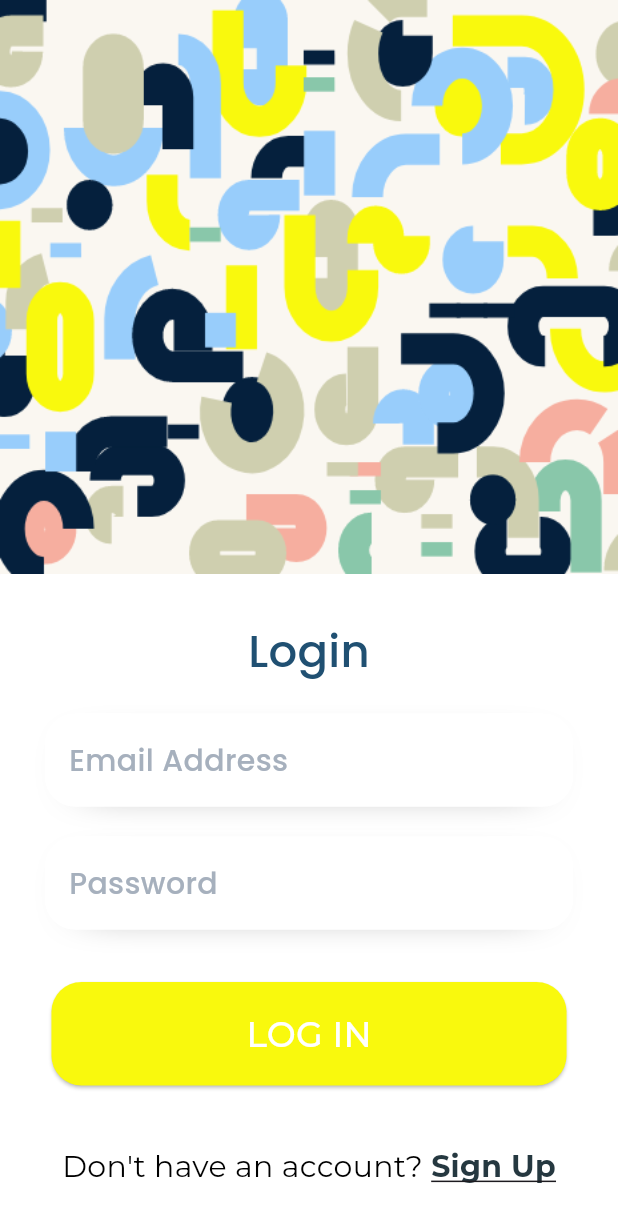
After one commit to ChanhXaoSa/ArtWorkSellingFlutter, a Flutter app: the LoginScreen screen opened directly, on a phone screen of 412 x 824 dp. The commit adds this screen. Shown: the top 1222 px of the screen. Run offline on Flutter 3.47's test engine with Material 3 defaults, Android fonts, the phone set to English and light mode, and no system bars; our stand-ins replace flutter_rating_bar, font_awesome_flutter, google_fonts; missing offline and left inert: dart:ffi.

Commit message:
update login

```diff
--- a/lib/introduction_animation/components/center_next_button.dart
+++ b/lib/introduction_animation/components/center_next_button.dart
@@ -1,4 +1,5 @@
 import 'package:animations/animations.dart';
+import 'package:aws_flutter/login_screen.dart';
 import 'package:flutter/material.dart';
 
 class CenterNextButton extends StatelessWidget {
@@ -145,7 +146,14 @@ class CenterNextButton extends StatelessWidget {
                       fontWeight: FontWeight.normal,
                     ),
                   ),
-                  Text(
+                  TextButton(
+                      onPressed: () {
+                        Navigator.push(
+                            context,
+                            MaterialPageRoute(builder: (context) => LoginScreen()),
+                        );
+                      },
+                      child: Text(
                         'Login',
                         style: TextStyle(
                           color: Color(0xff132137),
@@ -153,6 +161,7 @@ class CenterNextButton extends StatelessWidget {
                           fontWeight: FontWeight.bold,
                         ),
                       ),
+                  )
                 ],
               ),
             ),
--- a/lib/introduction_animation/introduction_animation_screen.dart
+++ b/lib/introduction_animation/introduction_animation_screen.dart
@@ -5,6 +5,7 @@ import 'package:aws_flutter/introduction_animation/components/relax_view.dart';
 import 'package:aws_flutter/introduction_animation/components/splash_view.dart';
 import 'package:aws_flutter/introduction_animation/components/top_back_skip_view.dart';
 import 'package:aws_flutter/introduction_animation/components/welcome_view.dart';
+import 'package:aws_flutter/login_screen.dart';
 import 'package:flutter/material.dart';
 
 class IntroductionAnimationScreen extends StatefulWidget {
@@ -112,6 +113,9 @@ class _IntroductionAnimationScreenState
   }
 
   void _signUpClick() {
-    Navigator.pop(context);
+    Navigator.push(
+      context,
+      MaterialPageRoute(builder: (context) => LoginScreen()),
+    );
   }
 }
--- /dev/null
+++ b/lib/login_screen.dart
@@ -0,0 +1,218 @@
+import 'dart:ffi';
+
+import 'package:aws_flutter/widgets/constants.dart';
+import 'package:flutter/material.dart';
+import 'package:google_fonts/google_fonts.dart';
+
+class LoginScreen extends StatefulWidget  {
+  @override
+  _LoginScreenState createState() => _LoginScreenState();
+}
+
+class _LoginScreenState extends State<LoginScreen>{
+  @override
+  void initState() {
+    super.initState();
+  }
+
+  @override
+  Widget build(BuildContext context) {
+    return Scaffold(
+      body: Container(
+        child: Column(
+          children: <Widget>[_topBar, _bottomBar],
+        ),
+      ),
+    );
+  }
+
+  Widget get _topBar => Container(
+    child: Column(
+      children: [
+        Image.asset(
+          UIGuide.patternimg,
+          fit: BoxFit.fitHeight,
+        ),
+      ],
+    ),
+  );
+
+  Widget get _bottomBar => Expanded(
+    child: Container(
+      width: double.infinity,
+      height: double.infinity,
+      decoration: BoxDecoration(
+        color: Colors.white,
+        borderRadius: BorderRadius.only(topLeft: Radius.circular(1))
+      ),
+      child: Padding(
+        padding: const EdgeInsets.all(30.0),
+        child: SingleChildScrollView(
+          physics: NeverScrollableScrollPhysics(),
+          child: Column(
+            mainAxisAlignment: MainAxisAlignment.center,
+            crossAxisAlignment: CrossAxisAlignment.start,
+            children: <Widget>[
+              Center(
+                child: Text("Login",
+                style: GoogleFonts.poppins(
+                  fontSize : 30,
+                  color : Color(0xff205072),
+                  fontWeight : FontWeight.w500,
+                )),
+              ),
+              SizedBox(height: 20,),
+              _inputField1(),
+              _inputField2(),
+              SizedBox(height: 15,),
+              _loginbtn(context),
+              SizedBox(height: 40,),
+              _passCode()
+            ],
+          ),
+        ),
+      ),
+    ),
+  );
+
+  Widget _inputField1() {
+    return Container(
+      decoration: BoxDecoration(
+        borderRadius: BorderRadius.all(
+          Radius.circular(50),
+        ),
+        boxShadow: [
+          BoxShadow(
+            color: Colors.black,
+            blurRadius: 25,
+            offset: Offset(0, 5),
+            spreadRadius: -25,
+          ),
+        ],
+      ),
+      margin: EdgeInsets.only(bottom: 20),
+      child: TextField(
+        style: GoogleFonts.poppins(
+          fontSize : 20,
+          color : Colors.black,
+          letterSpacing : 0.24,
+          fontWeight : FontWeight.w500,
+        ),
+        decoration: InputDecoration(
+          hintText:"Email Address",
+          hintStyle: TextStyle(
+            color: Color(0xffA6B0BD),
+          ),
+          fillColor: Colors.white,
+          filled: true,
+          enabledBorder: OutlineInputBorder(
+            borderRadius: BorderRadius.all(
+              Radius.circular(20),
+            ),
+            borderSide: BorderSide(color: Colors.white),
+          ),
+          focusedBorder: OutlineInputBorder(
+            borderRadius: BorderRadius.all(
+              Radius.circular(10),
+            ),
+            borderSide: BorderSide(color: Colors.white),
+          ),
+        ),
+      ),
+    );
+  }
+
+  Widget _inputField2() {
+    return Container(
+      decoration: BoxDecoration(
+        borderRadius: BorderRadius.all(
+          Radius.circular(50),
+        ),
+        boxShadow: [
+          BoxShadow(
+            color: Colors.black,
+            blurRadius: 25,
+            offset: Offset(0, 5),
+            spreadRadius: -25,
+          ),
+        ],
+      ),
+      margin: EdgeInsets.only(bottom: 20),
+      child: TextField(
+        style: GoogleFonts.poppins(
+            fontSize: 20,
+            color: Colors.black,
+            letterSpacing: 0.24,
+            fontWeight: FontWeight.w500),
+        decoration: InputDecoration(
+          hintText: "Password",
+          hintStyle: TextStyle(
+            color: Color(0xffA6B0BD),
+          ),
+          fillColor: Colors.white,
+          filled: true,
+          enabledBorder: OutlineInputBorder(
+            borderRadius: BorderRadius.all(
+              Radius.circular(20),
+            ),
+            borderSide: BorderSide(color: Colors.white),
+          ),
+          focusedBorder: OutlineInputBorder(
+            borderRadius: BorderRadius.all(
+              Radius.circular(10),
+            ),
+            borderSide: BorderSide(color: Colors.white),
+          ),
+        ),
+        obscureText: true,
+      ),
+    );
+  }
+
+  Widget _loginbtn(context) {
+    // ignore: deprecated_member_use
+    return Center(
+      // ignore: deprecated_member_use
+      child: ElevatedButton(
+        onPressed: () => {},
+        style: ElevatedButton.styleFrom(
+          padding: EdgeInsets.symmetric(vertical: 18, horizontal: 130),
+          shape: new RoundedRectangleBorder(
+            borderRadius: new BorderRadius.circular(20.0),
+          ),
+          backgroundColor : Color(0xffF9F90D),
+        ),
+        child: Text(
+          "LOG IN",
+          style: GoogleFonts.montserrat(
+              fontSize: 23,
+              color: Colors.white,
+              letterSpacing: 0.168,
+              fontWeight: FontWeight.w500),
+        ),
+      ),
+    );
+  }
+}
+
+Widget _passCode() {
+  return Row(
+    mainAxisAlignment: MainAxisAlignment.center,
+    children: [
+      Text(
+        "Don\'t have an account? ",
+        style: GoogleFonts.montserrat(fontSize: 20, color: Colors.black),
+      ),
+      InkWell(
+        child: Text(
+          "Sign Up",
+          style: GoogleFonts.montserrat(
+              fontSize: 20,
+              fontWeight: FontWeight.bold,
+              decoration: TextDecoration.underline),
+        ),
+        onTap: () {},
+      )
+    ],
+  );
+}
--- a/lib/main.dart
+++ b/lib/main.dart
@@ -1,6 +1,7 @@
 import 'dart:io';
 
 import 'package:aws_flutter/app_theme.dart';
+import 'package:aws_flutter/login_screen.dart';
 import 'package:aws_flutter/navigation_home_screen.dart';
 import 'package:flutter/foundation.dart';
 import 'package:flutter/material.dart';
@@ -34,6 +35,7 @@ class MyApp extends StatelessWidget {
         textTheme: AppTheme.textTheme,
         platform: TargetPlatform.iOS,
       ),
+      // home: NavigationHomeScreen(),
       home: NavigationHomeScreen(),
     );
   }
--- /dev/null
+++ b/lib/widgets/constants.dart
@@ -0,0 +1,43 @@
+import 'package:flutter/material.dart';
+
+class UIGuide {
+  //Ui Images
+  static final String grapple = "assets/ui/Grapple_login_ui.jpg";
+  static final String blackwhite = "assets/ui/Black&White_login_ui.jpg";
+  static final String lighthouse = "assets/ui/Lighthouse_login_ui.jpg";
+  static final String link = "assets/ui/Link_login_ui.jpg";
+  static final String login = "assets/ui/Login_ui.jpg";
+  static final String patterns = "assets/ui/Patterns_login_ui.jpg";
+  static final String pirple = "assets/ui/Pirple_login_ui.jpg";
+  static final String reddit = "assets/ui/Reddit_login_ui.jpg";
+  static final String background = "assets/images/background.jpg";
+  static final String logo = "assets/images/Logo.png";
+  // ignore: non_constant_identifier_names
+  static final String pirple_logo = "assets/images/pirple_logo.png";
+  // ignore: non_constant_identifier_names
+  static final String reddit_logo = "assets/images/reddit_logo.png";
+  static final String google = "assets/images/google.png";
+
+  // Images
+  // ignore: non_constant_identifier_names
+  static final String lighthouse_image = "assets/images/lighthouse.png";
+  // ignore: non_constant_identifier_names
+  static final String link_image = "assets/images/link.png";
+  // ignore: non_constant_identifier_names
+  static final String link_head = "assets/images/linkhead.png";
+  // ignore: non_constant_identifier_names
+  static final String pirple_img = "assets/images/pirple_img.jpg";
+  static final String patternimg = "assets/images/patterns.png";
+
+  // Videos
+  static final String backgroundvid = "assets/videos/redditvid.mp4";
+
+  // Global Colors
+  static const Color WHITE = Colors.white;
+  static const Color BLACK = Colors.black;
+  static const Color THEME_PRIMARY = Color(0XFF575C79);
+  static const Color THEME_LIGHT = Color(0XFF8489A8);
+  static const Color THEME_DARK = Color(0XFF2D334D);
+  static const Color BACKGROUND_COLOR = Color(0XFFAEB2D1);
+  static const Color FACEBOOK_COLOR = Color(0xFFF3B5998);
+}
--- a/pubspec.yaml
+++ b/pubspec.yaml
@@ -39,7 +39,7 @@ dependencies:
   flutter_rating_bar: ^4.0.1
   intl: ^0.19.0
   animations: ^2.0.11
-
+  google_fonts: ^6.2.1
 
 dev_dependencies:
   flutter_test:
```
Also changed, not shown: assets/images/patterns.png (added), pubspec.lock, 1 other file. Lines whose indentation alone changed are shown as unchanged.
